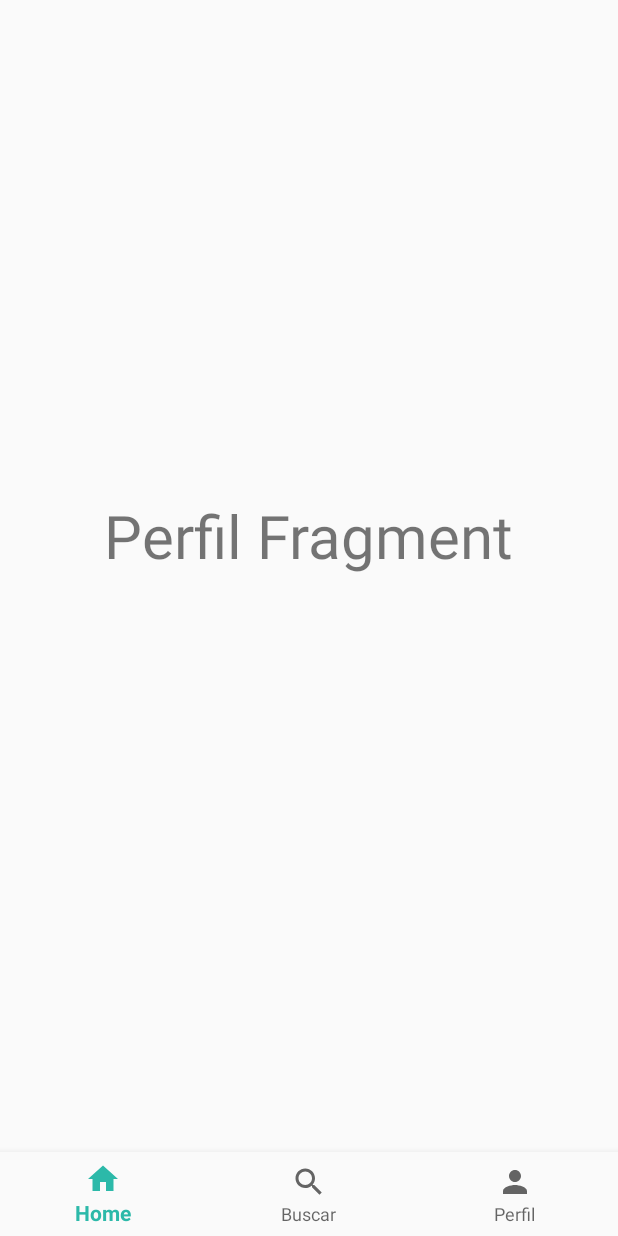
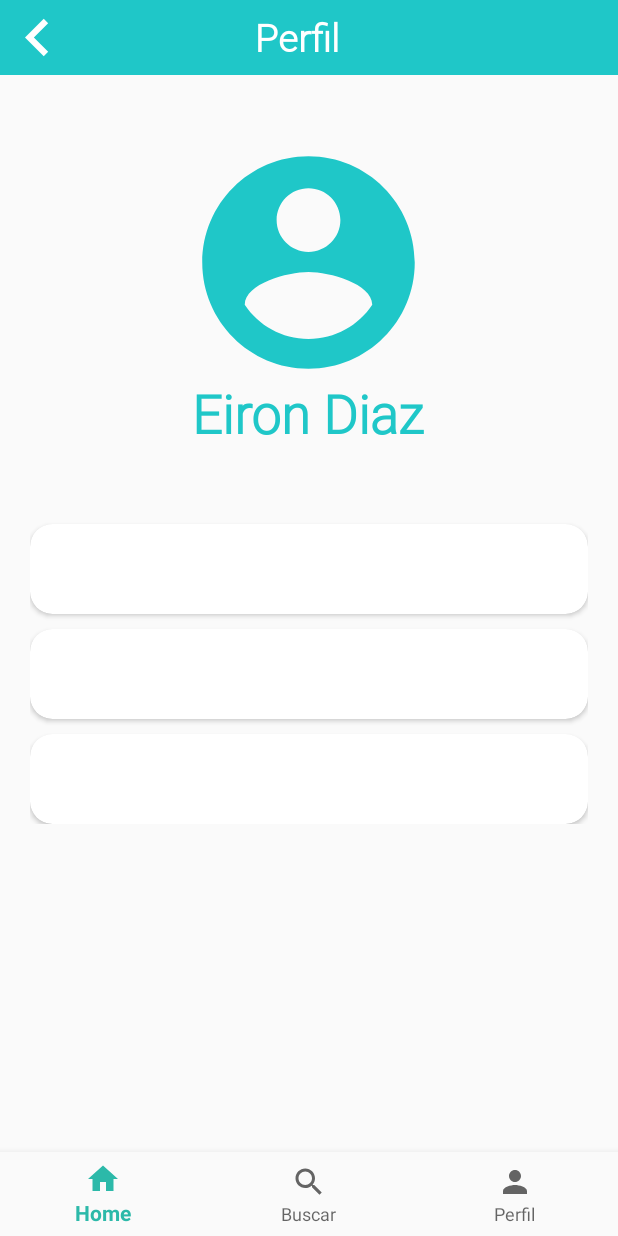
Before and after one commit to eirondiaz/proyectoFinal, an Android app: the fragment PerfilFragment placed in its activity, on a phone screen of 412 x 824 dp. Run offline under Robolectric (Android 15) with nearby library versions, the phone set to English and light mode, and no system bars.

Commit message:
diseño del perfil

```diff
--- /dev/null
+++ b/app/src/main/res/drawable/ic_account_circle_black_24dp.xml
@@ -0,0 +1,5 @@
+<vector android:height="200dp" android:tint="#1FC7C8"
+    android:viewportHeight="24.0" android:viewportWidth="24.0"
+    android:width="200dp" xmlns:android="http://schemas.android.com/apk/res/android">
+    <path android:fillColor="#FF000000" android:pathData="M12,2C6.48,2 2,6.48 2,12s4.48,10 10,10 10,-4.48 10,-10S17.52,2 12,2zM12,5c1.66,0 3,1.34 3,3s-1.34,3 -3,3 -3,-1.34 -3,-3 1.34,-3 3,-3zM12,19.2c-2.5,0 -4.71,-1.28 -6,-3.22 0.03,-1.99 4,-3.08 6,-3.08 1.99,0 5.97,1.09 6,3.08 -1.29,1.94 -3.5,3.22 -6,3.22z"/>
+</vector>
--- a/app/src/main/res/layout/fragment_perfil.xml
+++ b/app/src/main/res/layout/fragment_perfil.xml
@@ -1,7 +1,8 @@
 <?xml version="1.0" encoding="utf-8"?>
 <androidx.constraintlayout.widget.ConstraintLayout xmlns:android="http://schemas.android.com/apk/res/android"
     android:layout_width="match_parent"
-    android:layout_height="match_parent">
+    android:layout_height="match_parent"
+    xmlns:app="http://schemas.android.com/apk/res-auto">
 
     <LinearLayout
         android:layout_width="match_parent"
@@ -9,12 +10,109 @@
         android:orientation="vertical"
         android:gravity="center_horizontal">
 
-        <TextView
-            android:layout_width="wrap_content"
-            android:layout_height="wrap_content"
-            android:text="Perfil Fragment"
-            android:textSize="40sp"
-            android:layout_marginTop="330dp"/>
+        <LinearLayout
+            android:layout_width="match_parent"
+            android:layout_height="50dp"
+            android:orientation="horizontal"
+            android:background="@color/colorPrimary2"
+            android:gravity="center_vertical">
+
+            <ImageView
+                android:id="@+id/imgBack"
+                android:layout_width="50dp"
+                android:layout_height="50dp"
+                android:src="@drawable/ic_chevron_left_black_24dp"/>
+
+            <TextView
+                android:layout_width="wrap_content"
+                android:layout_height="wrap_content"
+                android:text="Perfil"
+                android:textColor="#fff"
+                android:textSize="25sp"
+                android:fontFamily="@font/roboto_light"
+                android:textStyle="bold"
+                android:layout_marginLeft="120dp"/>
+
+        </LinearLayout>
+
+        <ScrollView
+            android:layout_width="match_parent"
+            android:layout_height="match_parent">
+
+            <LinearLayout
+                android:layout_width="match_parent"
+                android:layout_height="match_parent"
+                android:orientation="vertical"
+                android:gravity="center_horizontal"
+                android:padding="20dp">
+
+                <ImageView
+                    android:layout_width="170dp"
+                    android:layout_height="170dp"
+                    android:layout_marginTop="20dp"
+                    android:src="@drawable/ic_account_circle_black_24dp"/>
+
+                <TextView
+                    android:layout_width="wrap_content"
+                    android:layout_height="wrap_content"
+                    android:text="Eiron Diaz"
+                    android:textSize="35sp"
+                    android:textColor="@color/colorPrimary2"
+                    android:layout_marginTop="-8dp"
+                    android:fontFamily="@font/roboto_light"
+                    android:textStyle="bold"/>
+
+                <androidx.cardview.widget.CardView
+                    android:layout_width="match_parent"
+                    android:layout_height="60dp"
+                    app:cardCornerRadius="15dp"
+                    android:layout_marginTop="50dp">
+
+                    <LinearLayout
+                        android:layout_width="match_parent"
+                        android:layout_height="match_parent"
+                        android:orientation="horizontal"
+                        android:gravity="center_vertical">
+
+                    </LinearLayout>
+
+                </androidx.cardview.widget.CardView>
+
+                <androidx.cardview.widget.CardView
+                    android:layout_width="match_parent"
+                    android:layout_height="60dp"
+                    app:cardCornerRadius="15dp"
+                    android:layout_marginTop="10dp">
+
+                    <LinearLayout
+                        android:layout_width="match_parent"
+                        android:layout_height="match_parent"
+                        android:orientation="horizontal"
+                        android:gravity="center_vertical">
+
+                    </LinearLayout>
+
+                </androidx.cardview.widget.CardView>
+
+                <androidx.cardview.widget.CardView
+                    android:layout_width="match_parent"
+                    android:layout_height="60dp"
+                    app:cardCornerRadius="15dp"
+                    android:layout_marginTop="10dp">
+
+                    <LinearLayout
+                        android:layout_width="match_parent"
+                        android:layout_height="match_parent"
+                        android:orientation="horizontal"
+                        android:gravity="center_vertical">
+
+                    </LinearLayout>
+
+                </androidx.cardview.widget.CardView>
+
+            </LinearLayout>
+
+        </ScrollView>
 
     </LinearLayout>
 
```
